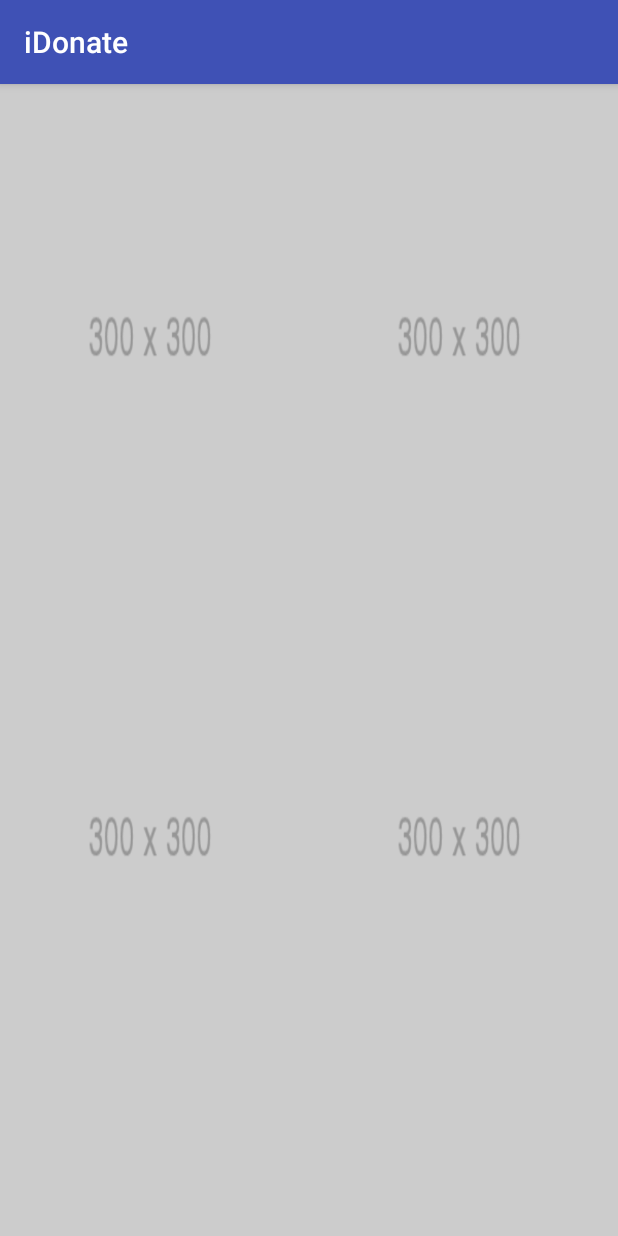
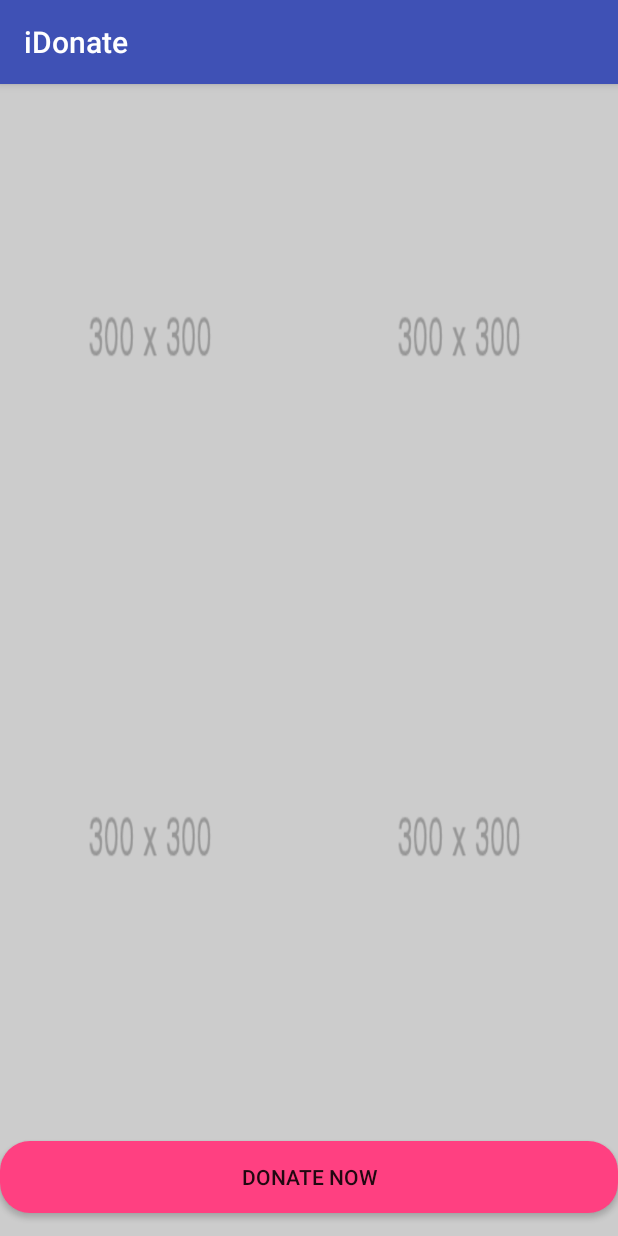
Before and after one commit to sioteyu/iDonate, an Android app: the screen it shows after launch (ResultActivity), on a phone screen of 412 x 824 dp. Run offline under Robolectric (Android 15) with nearby library versions, the phone set to English and light mode, and no system bars; libraries missing offline, so code that uses them is left out: com.mancj.materialsearchbar; 2 statements that could not run were skipped.

Commit message:
added donate button

```diff
--- a/app/src/main/java/com/jograt/atenatics/idonate/MainActivity.java
+++ b/app/src/main/java/com/jograt/atenatics/idonate/MainActivity.java
@@ -27,24 +27,13 @@ public class MainActivity extends AppCompatActivity
     protected void onCreate(Bundle savedInstanceState) {
         super.onCreate(savedInstanceState);
         setContentView(R.layout.activity_main);
-        Toolbar toolbar = (Toolbar) findViewById(R.id.toolbar);
-        setSupportActionBar(toolbar);
 
         Intent intent = new Intent(MainActivity.this, ResultActivity.class);
         startActivity(intent);
 
-        FloatingActionButton fab = (FloatingActionButton) findViewById(R.id.fab);
-        fab.setOnClickListener(new View.OnClickListener() {
-            @Override
-            public void onClick(View view) {
-                Snackbar.make(view, "Replace with your own action", Snackbar.LENGTH_LONG)
-                        .setAction("Action", null).show();
-            }
-        });
-
         DrawerLayout drawer = (DrawerLayout) findViewById(R.id.drawer_layout);
         ActionBarDrawerToggle toggle = new ActionBarDrawerToggle(
-                this, drawer, toolbar, R.string.navigation_drawer_open, R.string.navigation_drawer_close);
+                this, drawer, R.string.navigation_drawer_open, R.string.navigation_drawer_close);
         drawer.addDrawerListener(toggle);
         toggle.syncState();
 
--- a/app/src/main/res/layout/activity_result.xml
+++ b/app/src/main/res/layout/activity_result.xml
@@ -1,6 +1,7 @@
 <?xml version="1.0" encoding="utf-8"?>
-<LinearLayout
+<RelativeLayout
     xmlns:android="http://schemas.android.com/apk/res/android"
+    xmlns:app="http://schemas.android.com/apk/res-auto"
     android:layout_width="match_parent"
     android:layout_height="match_parent">
     <GridView
@@ -8,4 +9,19 @@
         android:layout_width="match_parent"
         android:layout_height="match_parent"
         android:numColumns="2"/>
-</LinearLayout>
+
+    <Button
+        android:id="@+id/donate_btn"
+        android:layout_width="match_parent"
+        android:layout_height="wrap_content"
+        android:layout_alignParentBottom="true"
+        android:layout_alignParentStart="true"
+        android:background="@drawable/donate_button"
+        android:text="Donate Now"
+        android:layout_marginBottom="15dp"
+        app:layout_anchor="@+id/include"
+        app:layout_anchorGravity="bottom|center"
+        app:layout_constraintBottom_toBottomOf="parent"
+        app:layout_constraintEnd_toEndOf="parent"
+        app:layout_constraintStart_toStartOf="parent" />
+</RelativeLayout>
```
